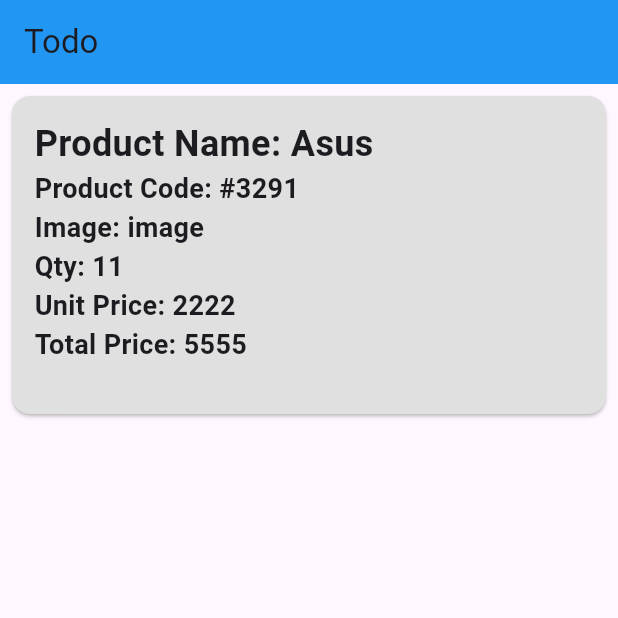
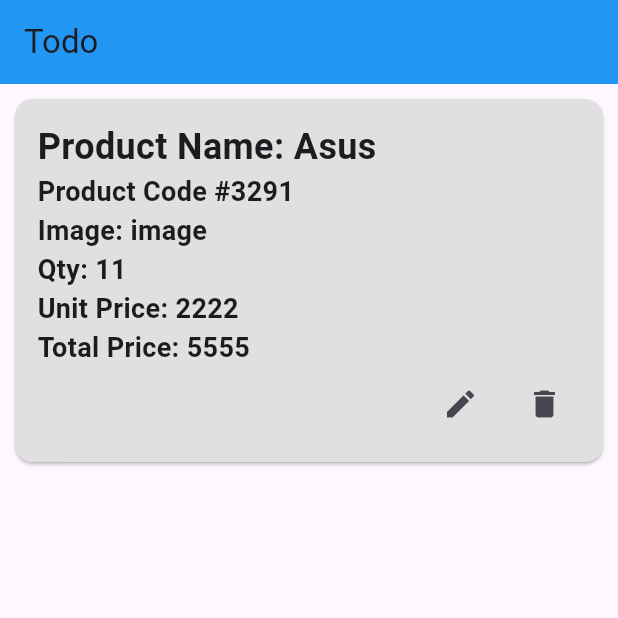
Before and after one commit to mazbaul20/CRUD-app-with-API-Calling, a Flutter app: the screen it shows after launch, on a phone screen of 412 x 824 dp, the top half of it. Run offline on Flutter 3.47's test engine with Material 3 defaults, Android fonts, the phone set to English and light mode, and no system bars.

Commit message:
Edit & Delete Button

```diff
--- a/lib/presentation/ui/screens/home_screen.dart
+++ b/lib/presentation/ui/screens/home_screen.dart
@@ -1,4 +1,6 @@
 import 'package:flutter/material.dart';
+
+import '../widgets/product_info.dart';
 
 class HomeScreen extends StatefulWidget {
   const HomeScreen({super.key});
@@ -13,11 +15,11 @@ class _HomeScreenState extends State<HomeScreen> {
     return Scaffold(
       appBar: AppBar(title: Text("Todo"), backgroundColor: Colors.blue),
       body: Padding(
-        padding: const EdgeInsets.all(4.0),
+        padding: const EdgeInsets.all(6.0),
         child: Column(
           children: [
             SizedBox(
-              height: 220,
+              height: 250,
               width: double.infinity,
               child: Card(
                 color: Colors.grey.shade300,
@@ -26,29 +28,46 @@ class _HomeScreenState extends State<HomeScreen> {
                   child: Column(
                     crossAxisAlignment: CrossAxisAlignment.start,
                     children: [
-                      Text(
-                        "Product Name: Asus",
-                        style: TextStyle(fontSize: 24, fontWeight: .w700),
+                      ProductInfo(
+                        productTitle: "Product Name: Asus",
+                        fontSize: 24,
+                        fontWeight: .w700,
                       ),
-                      Text(
-                        "Product Code: #3291",
-                        style: TextStyle(fontSize: 18, fontWeight: .w700),
+                      ProductInfo(
+                        productTitle: "Product Code #3291",
+                        fontSize: 18,
+                        fontWeight: FontWeight.w700,
                       ),
-                      Text(
-                        "Image: image",
-                        style: TextStyle(fontSize: 18, fontWeight: .w700),
+                      ProductInfo(
+                        productTitle: "Image: image",
+                        fontSize: 18,
+                        fontWeight: FontWeight.w700,
                       ),
-                      Text(
-                        "Qty: 11",
-                        style: TextStyle(fontSize: 18, fontWeight: .w700),
+                      ProductInfo(
+                        productTitle: "Qty: 11",
+                        fontSize: 18,
+                        fontWeight: FontWeight.w700,
                       ),
-                      Text(
-                        "Unit Price: 2222",
-                        style: TextStyle(fontSize: 18, fontWeight: .w700),
+                      ProductInfo(
+                        productTitle: "Unit Price: 2222",
+                        fontSize: 18,
+                        fontWeight: FontWeight.w700,
                       ),
-                      Text(
-                        "Total Price: 5555",
-                        style: TextStyle(fontSize: 18, fontWeight: .w700),
+                      ProductInfo(
+                        productTitle: "Total Price: 5555",
+                        fontSize: 18,
+                        fontWeight: FontWeight.w700,
+                      ),
+                      Row(
+                        mainAxisAlignment: MainAxisAlignment.end,
+                        spacing: 8,
+                        children: [
+                          IconButton(onPressed: () {}, icon: Icon(Icons.edit)),
+                          IconButton(
+                            onPressed: () {},
+                            icon: Icon(Icons.delete),
+                          ),
+                        ],
                       ),
                     ],
                   ),
--- /dev/null
+++ b/lib/presentation/ui/widgets/product_info.dart
@@ -0,0 +1,22 @@
+import 'package:flutter/material.dart';
+
+class ProductInfo extends StatelessWidget {
+  const ProductInfo({
+    super.key,
+    required this.productTitle,
+    required this.fontSize,
+    required this.fontWeight,
+  });
+
+  final String productTitle;
+  final double fontSize;
+  final FontWeight fontWeight;
+
+  @override
+  Widget build(BuildContext context) {
+    return Text(
+      productTitle,
+      style: TextStyle(fontSize: fontSize, fontWeight: fontWeight),
+    );
+  }
+}
```
